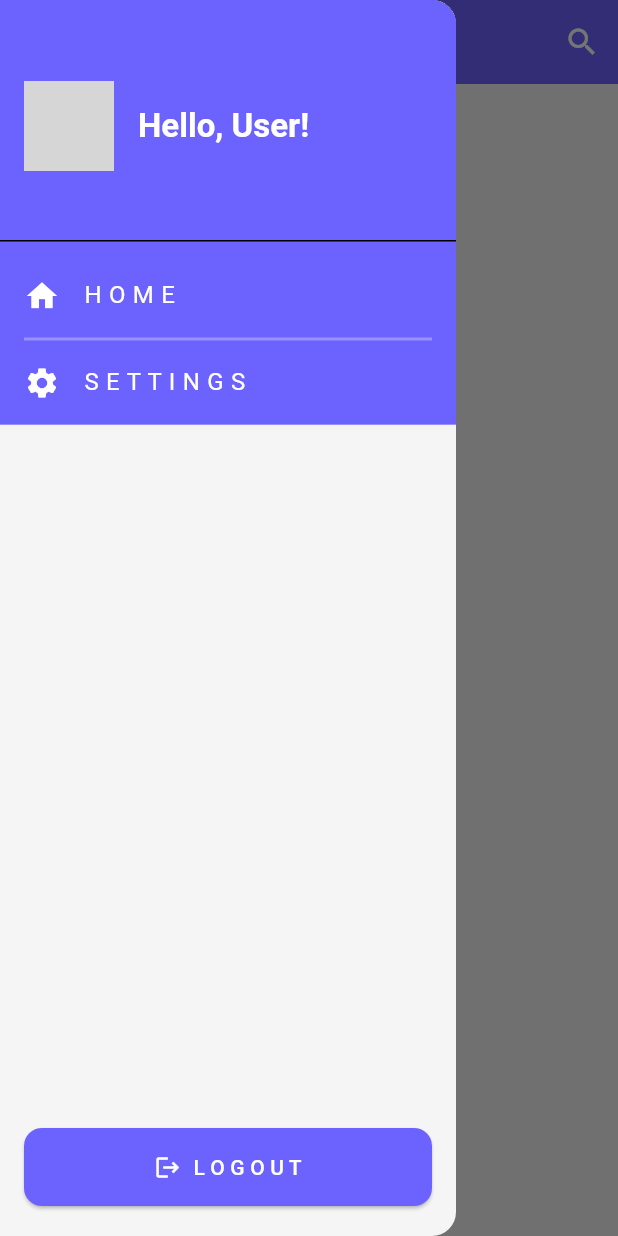
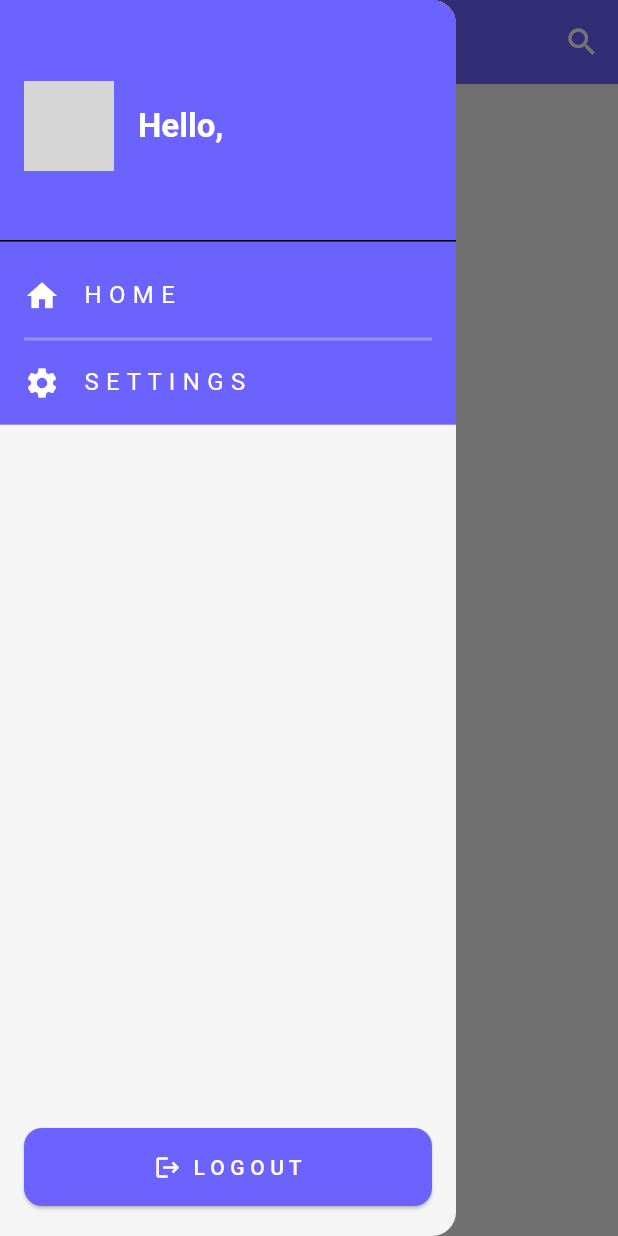
Before and after one commit to anazhtz/hellochat, a Flutter app: the HomePage screen opened directly, with the side drawer open, on a phone screen of 412 x 824 dp. Run offline on Flutter 3.47's test engine with Material 3 defaults, Android fonts, the phone set to English and light mode, and no system bars; drawn by our look-alikes of pull_to_refresh; our stand-ins replace cached_network_image, cloud_firestore, firebase_auth, firebase_core, get, google_fonts; accounts and stored records are empty; network calls fail; grey boxes are pictures that could not be loaded.

Commit message:
Drawer user name added

```diff
--- a/lib/components/my_drawer.dart
+++ b/lib/components/my_drawer.dart
@@ -2,6 +2,7 @@ import 'package:firebase_auth/firebase_auth.dart';
 import 'package:flutter/material.dart';
 import 'package:get/get.dart';
 import 'package:hellochat/components/appcolor.dart';
+import 'package:hellochat/firebase_helper/firebase_helper.dart';
 import 'package:hellochat/view/login_page.dart';
 import 'package:hellochat/view/settings_page.dart';
 
@@ -35,6 +36,8 @@ class MyDrawer extends StatelessWidget {
 
   @override
   Widget build(BuildContext context) {
+    final fireHelper = FireHelper(); // Create an instance of FireHelper
+
     return Drawer(
       backgroundColor: AppColors.background,
       child: Column(
@@ -49,7 +52,16 @@ class MyDrawer extends StatelessWidget {
                     borderRadius: BorderRadius.vertical(
                         bottom: Radius.circular(16)), // Rounded corners
                   ),
-                  child: Row(
+                  child: FutureBuilder<String>(
+                    future: fireHelper.getUserName(), // Fetch user name
+                    builder: (context, snapshot) {
+                      String userName = 'User';
+                      if (snapshot.connectionState == ConnectionState.done) {
+                        if (snapshot.hasData) {
+                          userName = snapshot.data!;
+                        }
+                      }
+                      return Row(
                         children: [
                           const CircleAvatar(
                             radius: 30,
@@ -60,15 +72,16 @@ class MyDrawer extends StatelessWidget {
                           const SizedBox(width: 16),
                           Expanded(
                             child: Text(
-                          'Hello, User!',
-                          style:
-                              Theme.of(context).textTheme.titleLarge?.copyWith(
+                              'Hello, $userName',
+                              style: Theme.of(context).textTheme.titleLarge?.copyWith(
                                     color: Colors.white,
                                     fontWeight: FontWeight.bold,
                                   ),
                             ),
                           ),
                         ],
+                      );
+                    },
                   ),
                 ),
                 Column(
--- a/lib/view/login_page.dart
+++ b/lib/view/login_page.dart
@@ -44,9 +44,7 @@ class _LoginPageState extends State<LoginPage> {
           "Success",
           "Login successful!",
           snackPosition: SnackPosition.BOTTOM,
-          backgroundColor: Theme.of(context)
-              .colorScheme
-              .surface, // Adjust this color as needed
+          backgroundColor: Colors.green, // Adjust this color as needed
           colorText: Colors.white,
         );
         Future.delayed(const Duration(seconds: 1), () {
```
Also changed, not shown: lib/firebase_helper/firebase_helper.dart (+9 -0 lines). Lines whose indentation alone changed are shown as unchanged.
